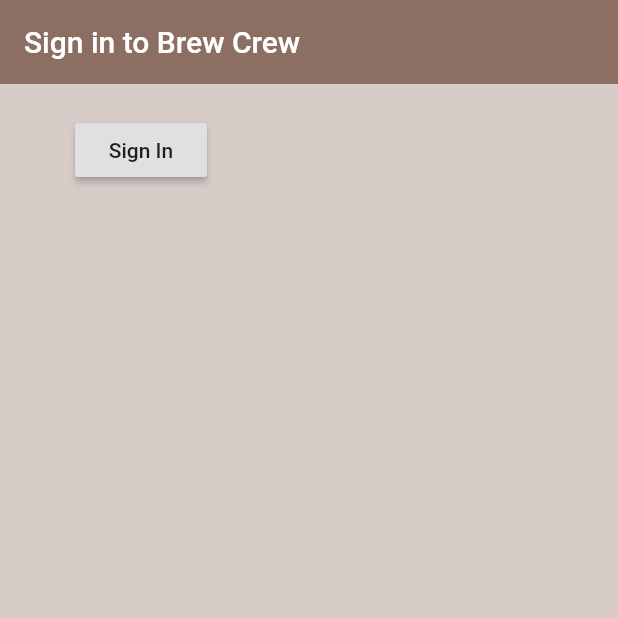
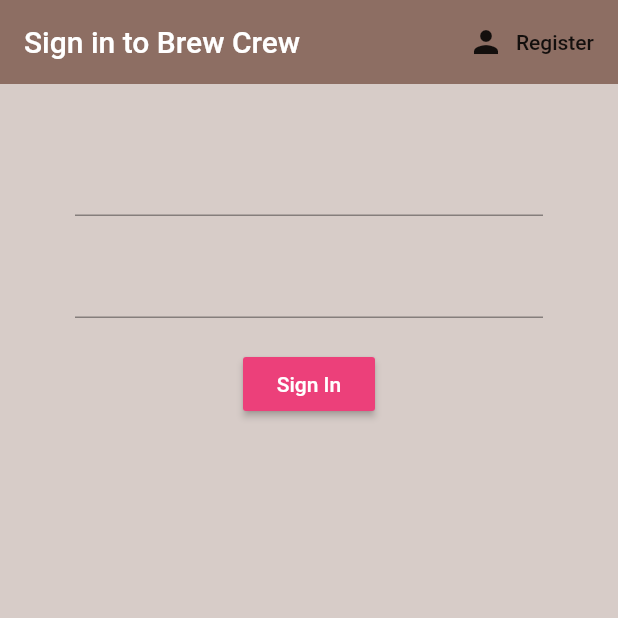
Before and after one commit to sanishj007/Brew-Crew, a Flutter app: the screen it shows after launch, after a tap on "Sign In", on a phone screen of 412 x 824 dp, the top half of it. Run offline on Flutter 3.47's test engine with Material 2 defaults, Android fonts, the phone set to English and light mode, and no system bars; our stand-ins replace firebase_auth, firebase_core; accounts and stored records are empty.

```diff
--- a/lib/screens/authenticate/authenticate.dart
+++ b/lib/screens/authenticate/authenticate.dart
@@ -1,3 +1,4 @@
+import 'package:brew_crew/screens/authenticate/register.dart';
 import 'package:brew_crew/screens/authenticate/sign_in.dart';
 import 'package:flutter/material.dart';
 
@@ -9,10 +10,18 @@ class Authenticate extends StatefulWidget {
 }
 
 class _AuthenticateState extends State<Authenticate> {
+
+  bool showSignIn = true;
+  void toggleView() {
+    setState(() => showSignIn = !showSignIn);
+  }
+
   @override
   Widget build(BuildContext context) {
-    return Container(
-      child: SignIn(),
-    );
+    if(showSignIn == true) {
+      return SignIn(toggleView: toggleView);
+    }else{
+      return Register(toggleView: toggleView);
+    }
   }
 }
--- a/lib/screens/authenticate/sign_in.dart
+++ b/lib/screens/authenticate/sign_in.dart
@@ -2,7 +2,9 @@ import 'package:brew_crew/services/auth.dart';
 import 'package:flutter/material.dart';
 
 class SignIn extends StatefulWidget {
-  const SignIn({Key? key}) : super(key: key);
+
+  final Function toggleView;
+  SignIn({required this.toggleView});
 
   @override
   State<SignIn> createState() => _SignInState();
@@ -12,6 +14,10 @@ class _SignInState extends State<SignIn> {
 
   final AuthService _auth =AuthService();
 
+  //text field state
+  String email = '';
+  String password = '';
+
   @override
   Widget build(BuildContext context) {
     return Scaffold(
@@ -20,20 +26,52 @@ class _SignInState extends State<SignIn> {
         backgroundColor: Colors.brown[400],
         elevation: 0.0,
         title: Text('Sign in to Brew Crew'),
+        actions: [
+          FlatButton.icon(
+            onPressed: (){
+              widget.toggleView();
+            },
+            icon: Icon(Icons.person),
+            label: Text ('Register'),
+          )
+        ],
       ),
       body: Container(
         padding: EdgeInsets.symmetric(vertical: 20.0, horizontal: 50.0),
-        child: RaisedButton(
-          child: Text('Sign In'),
-          onPressed: () async{
-            dynamic result = await _auth.signInAnonymous();
-            if(result == null){
-              print('Error Signing In');
-            }else{
-              print('Signed In');
-              print(result.uid);
-            }
-          },
+        child: Form(
+          child: Column(
+            children:<Widget> [
+              SizedBox(height: 20.0,),
+              TextFormField(
+                onChanged: (val){
+                  setState(() {
+                    email = val;
+                  });
+                },
+              ),
+              SizedBox(height: 20.0,),
+              TextFormField(
+                obscureText: true,
+                onChanged: (val){
+                  setState(() {
+                    password = val;
+                  });
+                },
+              ),
+              SizedBox(height: 20.0,),
+              RaisedButton(
+                color: Colors.pink[400],
+                  child: Text(
+                    'Sign In',
+                    style: TextStyle( color: Colors.white),
+                  ),
+                  onPressed: () async {
+                    print(email);
+                    print(password);
+                  }
+              )
+            ],
+          ),
         ),
       ),
     );
```
Also changed, not shown: lib/screens/authenticate/register.dart (added, +81 -0 lines).
